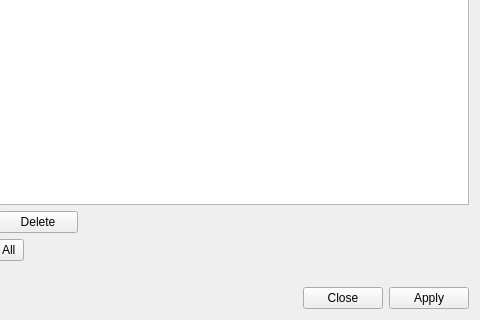
redmoon1945/gbp, file src/editscenariodialog.ui: the form before one commit; both pictures show x 770 to 1250 and y 380 to 700 of the 1250 by 700 pixel window.
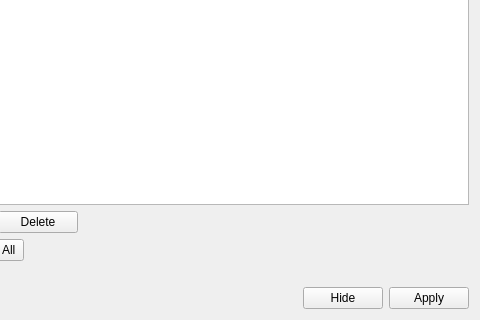
The form after the commit.

Commit message: * Implement the option to have all calculated amounts converted to Present Values using a user-defined discount rate set in Options Dialog * Have Config file location displayed on the terminal at start-up * Rename Close to Hide the Cancel button in EditScenario Dialog

```diff
--- a/src/editscenariodialog.ui
+++ b/src/editscenariodialog.ui
@@ -558,7 +558,7 @@
      <item>
       <widget class="QPushButton" name="cancelPushButton">
        <property name="text">
-        <string>Close</string>
+        <string>Hide</string>
        </property>
       </widget>
      </item>
```
Left out of the diff: 40 changed lines with no effect on the pictures. The commit also changes 11 other files.
